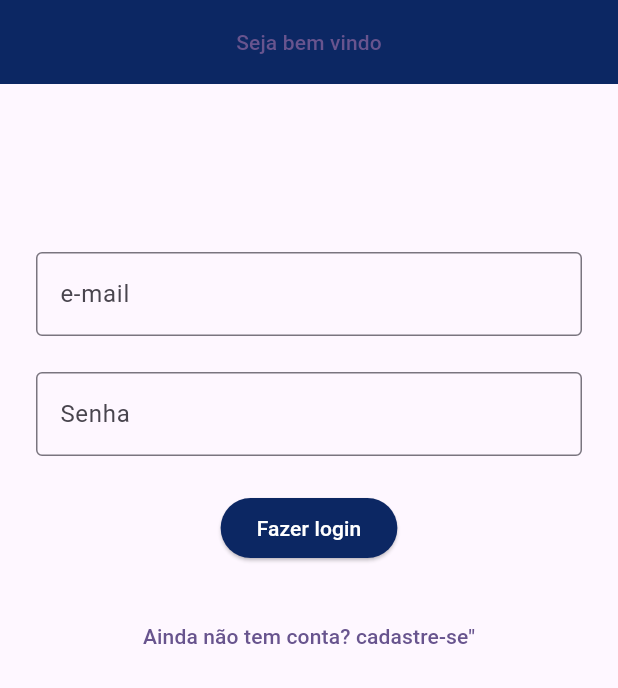
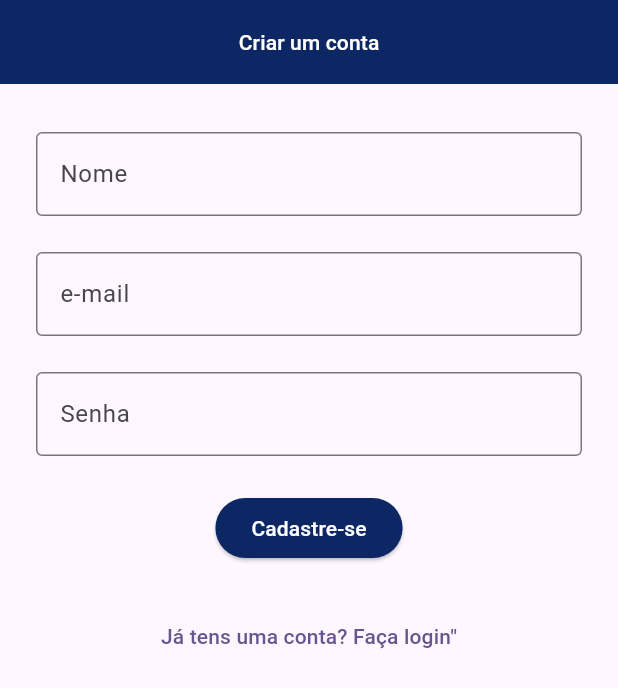
Before and after one commit to mbala-sadraue/flutter-estudos, a Flutter app: the screen it shows after launch, after a tap on "Ainda não tem conta? cadastre-se", on a phone screen of 412 x 824 dp. Shown: the top 688 px of the screen. Run offline on Flutter 3.47's test engine with Material 3 defaults, Android fonts, the phone set to English and light mode, and no system bars; our stand-ins replace firebase_core, get; accounts and stored records are empty.

Commit message:
terminar o layout

```diff
--- a/banco_fogo/lib/modules/users/controlles/form_login_controller.dart
+++ b/banco_fogo/lib/modules/users/controlles/form_login_controller.dart
@@ -6,19 +6,18 @@
   Rx<String> title = 'Seja bem vindo'.obs;
   Rx<String> btnEntar = 'Fazer login'.obs;
   Rx<String> btnStateConta = 'Ainda não tem conta? cadastre-se'.obs;
-  Rx<bool> _isLogin = true.obs;
+  Rx<bool> isLogin = true.obs;
 
   void checkIsLogin() {
-    if (_isLogin.value == true) {
+    if (isLogin.value == false) {
       title.value = 'Seja bem vindo';
       btnEntar.value = 'Fazer login';
       btnStateConta.value = 'Ainda não tem conta? cadastre-se"';
-      _isLogin.value = false;
     }else{
        title.value = 'Criar um conta';
       btnEntar.value = 'Cadastre-se';
       btnStateConta.value = 'Já tens uma conta? Faça login"';
-      _isLogin.value = true;
     }
+      isLogin.value = !isLogin.value;
   }
 }
--- a/banco_fogo/lib/modules/users/ui/components/form.dart
+++ b/banco_fogo/lib/modules/users/ui/components/form.dart
@@ -17,7 +17,7 @@
         title: Center(
           child: Obx(() => TextButton(
                 onPressed: () {},
-                child: Text(formController.title.value),
+                child: Text(formController.title.value,style:TextStyle(color: Colors.white)),
               )),
         ),
       ),
@@ -25,20 +25,33 @@
         child: Column(
           children: [
             Padding(
-              padding: EdgeInsets.only(top: 100),
+              padding: EdgeInsets.only(top: 20),
               child: Form(
                   key: _formKey,
                   child: Column(
                     children: [
-                      // const Text(
-                      //   'Seja bem Vindo',
-                      //   style: TextStyle(
-                      //     fontSize: 32,
-                      //     fontWeight: FontWeight.bold,
-                      //     letterSpacing: -1.5
+                     Obx(
+                      () => formController.isLogin.value == false?
+                       Padding(
+                        padding: const EdgeInsets.symmetric(
+                            horizontal: 24.0, vertical: 12.0),
+                        child: TextFormField(
+                          decoration: const InputDecoration(
+                              border: OutlineInputBorder(),
+                              labelText: 'Nome'),
+                          keyboardType: TextInputType.emailAddress,
+                          validator: (value) {
+                            if (value!.isEmpty) {
+                              return "Nome é um campo obrigatório";
+                            }
+                            return null;
+                          },
+                        ),
+                      )
 
-                      //   ),
-                      // ),
+
+                      :SizedBox()
+                     ),
                       Padding(
                         padding: const EdgeInsets.symmetric(
                             horizontal: 24.0, vertical: 12.0),
```
